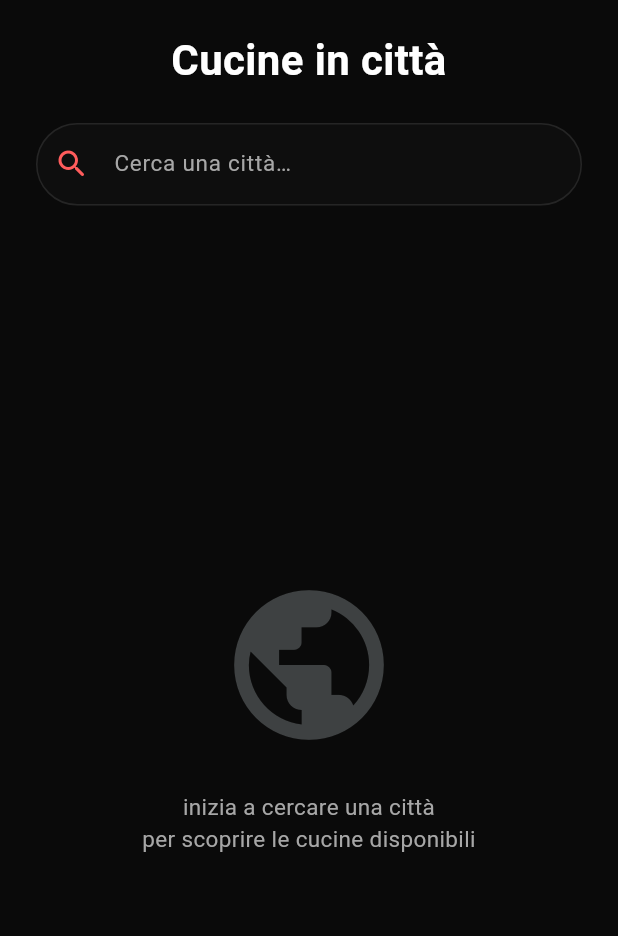
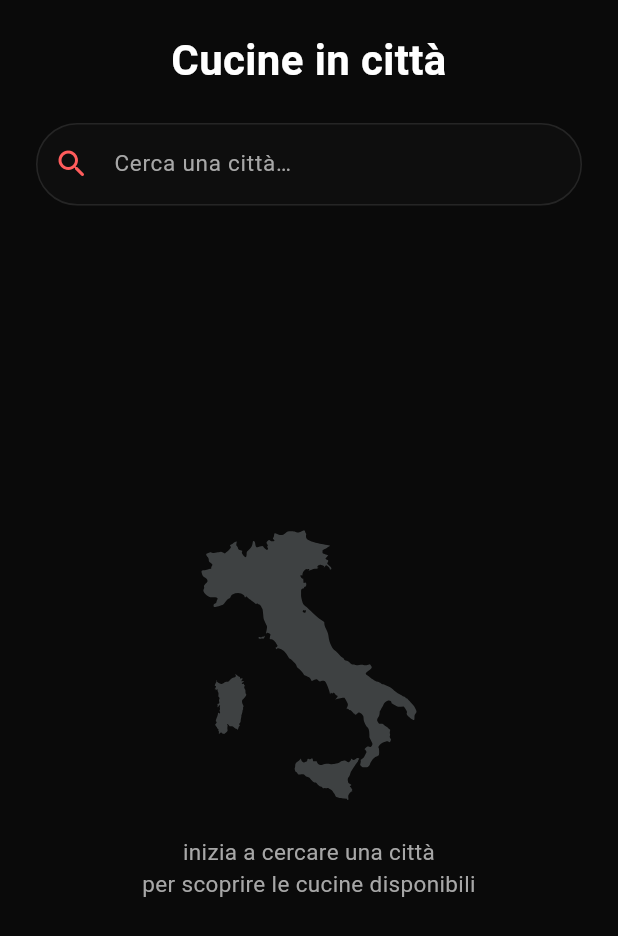
Before and after one commit to luciococorullo/bestie_bites_take_home, a Flutter app: the screen it shows after launch, on a phone screen of 412 x 824 dp. Shown: the top 936 px of the screen. Run offline on Flutter 3.47's test engine with Material 3 defaults, Android fonts, the light colour scheme and no system bars; our stand-ins replace dio, flutter_riverpod, flutter_svg, freezed_annotation, riverpod_annotation; generated files the repository leaves out were written again.

Commit message:
chore: ui polish + dart format

```diff
--- a/lib/core/error/failure.dart
+++ b/lib/core/error/failure.dart
@@ -32,8 +32,7 @@ final class TimeoutFailure extends Failure {
   const TimeoutFailure();
 
   @override
-  String get message =>
-      'La richiesta ha impiegato troppo tempo. Riprova.';
+  String get message => 'La richiesta ha impiegato troppo tempo. Riprova.';
 }
 
 /// Il server ha risposto con uno stato non riuscito (`badResponse`).
@@ -61,8 +60,7 @@ final class ParseFailure extends Failure {
   const ParseFailure();
 
   @override
-  String get message =>
-      'Risposta del server non valida. Riprova.';
+  String get message => 'Risposta del server non valida. Riprova.';
 }
 
 /// Qualunque altro errore non riconducibile alle varianti sopra.
--- a/lib/core/network/logging_interceptor.dart
+++ b/lib/core/network/logging_interceptor.dart
@@ -19,7 +19,10 @@ class LoggingInterceptor extends Interceptor {
   }
 
   @override
-  void onResponse(Response<dynamic> response, ResponseInterceptorHandler handler) {
+  void onResponse(
+    Response<dynamic> response,
+    ResponseInterceptorHandler handler,
+  ) {
     if (kDebugMode) {
       developer.log(
         '← ${response.statusCode} ${response.requestOptions.uri}',
--- a/lib/features/city_search/presentation/widgets/idle_empty_view.dart
+++ b/lib/features/city_search/presentation/widgets/idle_empty_view.dart
@@ -1,16 +1,14 @@
 import 'package:flutter/material.dart';
+import 'package:flutter_svg/flutter_svg.dart';
 
 import '../../../../core/theme/app_colors.dart';
 import '../../../../core/theme/app_spacing.dart';
 import '../../../../core/theme/app_text_styles.dart';
 
-/// Stato **idle**: illustrazione muted al centro + testo helper.
+/// Stato **idle**: silhouette muted dell'Italia al centro + testo helper.
 ///
-/// Il mockup mostra una silhouette dell'Italia. Per non introdurre una
-/// dipendenza (SVG) né un asset binario, usiamo qui il fallback previsto dal
-/// piano — una grande icona muted coerente col palette. Per la silhouette vera
-/// basta sostituire l'[Icon] con `Image.asset('assets/images/italy_silhouette.png')`
-/// dichiarando l'asset in `pubspec.yaml`.
+/// La sagoma è un asset SVG (`assets/images/italy.svg`) tinta in grigio chiaro,
+/// per riprodurre il mockup senza dipendere dalla risoluzione di un PNG.
 class IdleEmptyView extends StatelessWidget {
   const IdleEmptyView({super.key});
 
@@ -22,10 +20,13 @@ class IdleEmptyView extends StatelessWidget {
         child: Column(
           mainAxisSize: MainAxisSize.min,
           children: [
-            const Icon(
-              Icons.public_rounded,
-              size: 120,
-              color: AppColors.lightGray,
+            SvgPicture.asset(
+              'assets/images/italy.svg',
+              height: 180,
+              colorFilter: const ColorFilter.mode(
+                AppColors.lightGray,
+                BlendMode.srcIn,
+              ),
             ),
             const SizedBox(height: AppSpacing.xl),
             Text(
--- a/lib/features/cuisines/data/repositories/cuisine_repository_impl.dart
+++ b/lib/features/cuisines/data/repositories/cuisine_repository_impl.dart
@@ -27,9 +27,7 @@ class CuisineRepositoryImpl implements CuisineRepository {
   }) async {
     try {
       final response = await _remote.getCuisines(lat: lat, lng: lng);
-      return response.data
-          .map((dto) => dto.toEntity())
-          .toList(growable: false);
+      return response.data.map((dto) => dto.toEntity()).toList(growable: false);
     } on DioException catch (exception) {
       throw mapDioException(exception);
     } on FormatException {
--- a/lib/features/cuisines/domain/repositories/cuisine_repository.dart
+++ b/lib/features/cuisines/domain/repositories/cuisine_repository.dart
@@ -6,8 +6,5 @@ import '../entities/cuisine.dart';
 /// `core/error/`): chi consuma il repository ragiona solo su [Cuisine] e su
 /// `Failure`, mai su dettagli di dio/HTTP.
 abstract interface class CuisineRepository {
-  Future<List<Cuisine>> getCuisines({
-    required double lat,
-    required double lng,
-  });
+  Future<List<Cuisine>> getCuisines({required double lat, required double lng});
 }
--- a/lib/features/cuisines/presentation/widgets/cuisines_grid_view.dart
+++ b/lib/features/cuisines/presentation/widgets/cuisines_grid_view.dart
@@ -19,9 +19,7 @@ class CuisinesGridView extends StatelessWidget {
       childAspectRatio: 0.8,
       padding: const EdgeInsets.only(bottom: AppSpacing.xl),
       keyboardDismissBehavior: ScrollViewKeyboardDismissBehavior.onDrag,
-      children: [
-        for (final cuisine in cuisines) CuisineCard(cuisine: cuisine),
-      ],
+      children: [for (final cuisine in cuisines) CuisineCard(cuisine: cuisine)],
     );
   }
 }
--- a/lib/features/cuisines/presentation/widgets/cuisines_header.dart
+++ b/lib/features/cuisines/presentation/widgets/cuisines_header.dart
@@ -35,10 +35,7 @@ class CuisinesHeader extends StatelessWidget {
             padding: EdgeInsets.zero,
             visualDensity: VisualDensity.compact,
             tooltip: 'Indietro',
-            icon: const Icon(
-              Icons.arrow_back_rounded,
-              color: AppColors.accent,
-            ),
+            icon: const Icon(Icons.arrow_back_rounded, color: AppColors.accent),
           ),
         ),
         const SizedBox(height: AppSpacing.sm),
--- a/pubspec.yaml
+++ b/pubspec.yaml
@@ -19,6 +19,7 @@ dependencies:
   json_annotation: ^4.9.0
   dio: ^5.9.2
   cached_network_image: ^3.4.1
+  flutter_svg: ^2.0.10+1
 
 dev_dependencies:
   flutter_test:
@@ -35,3 +36,6 @@ dev_dependencies:
 
 flutter:
   uses-material-design: true
+
+  assets:
+    - assets/images/
```
Also changed, not shown: lib/features/city_search/presentation/controllers/city_search_controller.dart (+3 -4 lines), lib/features/city_search/presentation/widgets/suggestion_tile.dart (+18 -6 lines), lib/features/city_search/presentation/widgets/suggestions_list_view.dart (+4 -9 lines), lib/features/cuisines/presentation/widgets/cuisine_card.dart (+6 -3 lines), lib/features/cuisines/presentation/widgets/cuisines_body.dart (+3 -5 lines), assets/images/italy.svg (added), lib/features/city_search/presentation/widgets/search_body.dart (indentation only), pubspec.lock.
